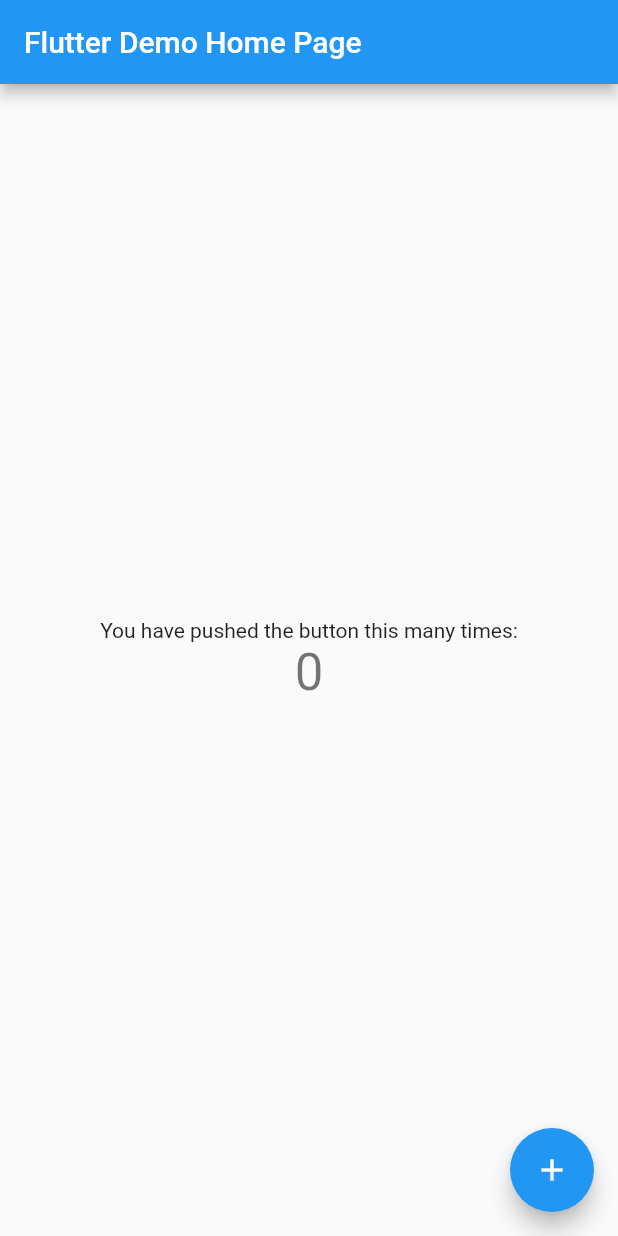
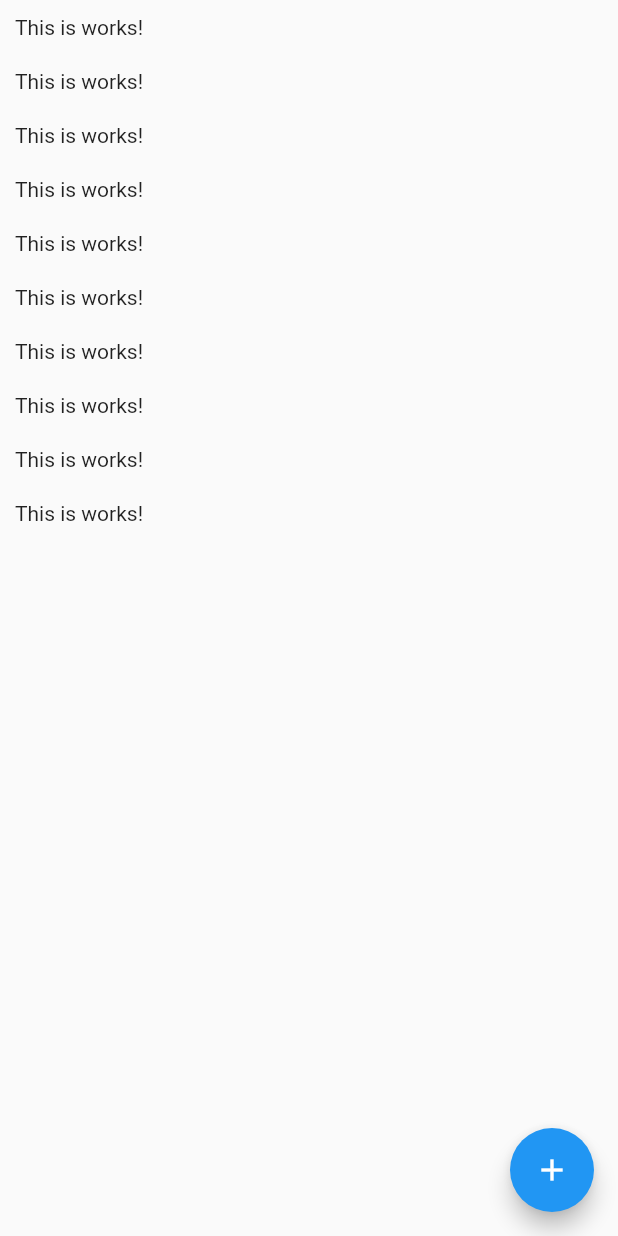
Before and after one commit to aleksoft1/chat_app, a Flutter app: the screen it shows after launch, on a phone screen of 412 x 824 dp. Run offline on Flutter 3.47's test engine with Material 2 defaults, Android fonts, the phone set to English and light mode, and no system bars; our stand-ins replace cloud_firestore; accounts and stored records are empty.

Commit message:
connect to firebase

```diff
--- a/lib/main.dart
+++ b/lib/main.dart
@@ -1,117 +1,21 @@
 import 'package:flutter/material.dart';
+
+import 'package:chat_app/screens/chat_screen.dart';
 
 void main() {
   runApp(MyApp());
 }
 
 class MyApp extends StatelessWidget {
-  // This widget is the root of your application.
   @override
   Widget build(BuildContext context) {
     return MaterialApp(
-      title: 'Flutter Demo',
+      title: 'FlutterChat',
       theme: ThemeData(
-        // This is the theme of your application.
-        //
-        // Try running your application with "flutter run". You'll see the
-        // application has a blue toolbar. Then, without quitting the app, try
-        // changing the primarySwatch below to Colors.green and then invoke
-        // "hot reload" (press "r" in the console where you ran "flutter run",
-        // or simply save your changes to "hot reload" in a Flutter IDE).
-        // Notice that the counter didn't reset back to zero; the application
-        // is not restarted.
         primarySwatch: Colors.blue,
-        // This makes the visual density adapt to the platform that you run
-        // the app on. For desktop platforms, the controls will be smaller and
-        // closer together (more dense) than on mobile platforms.
         visualDensity: VisualDensity.adaptivePlatformDensity,
       ),
-      home: MyHomePage(title: 'Flutter Demo Home Page'),
+      home: ChatScreen(),
     );
   }
 }
-
-class MyHomePage extends StatefulWidget {
-  MyHomePage({Key key, this.title}) : super(key: key);
-
-  // This widget is the home page of your application. It is stateful, meaning
-  // that it has a State object (defined below) that contains fields that affect
-  // how it looks.
-
-  // This class is the configuration for the state. It holds the values (in this
-  // case the title) provided by the parent (in this case the App widget) and
-  // used by the build method of the State. Fields in a Widget subclass are
-  // always marked "final".
-
-  final String title;
-
-  @override
-  _MyHomePageState createState() => _MyHomePageState();
-}
-
-class _MyHomePageState extends State<MyHomePage> {
-  int _counter = 0;
-
-  void _incrementCounter() {
-    setState(() {
-      // This call to setState tells the Flutter framework that something has
-      // changed in this State, which causes it to rerun the build method below
-      // so that the display can reflect the updated values. If we changed
-      // _counter without calling setState(), then the build method would not be
-      // called again, and so nothing would appear to happen.
-      _counter++;
-    });
-  }
-
-  @override
-  Widget build(BuildContext context) {
-    // This method is rerun every time setState is called, for instance as done
-    // by the _incrementCounter method above.
-    //
-    // The Flutter framework has been optimized to make rerunning build methods
-    // fast, so that you can just rebuild anything that needs updating rather
-    // than having to individually change instances of widgets.
-    return Scaffold(
-      appBar: AppBar(
-        // Here we take the value from the MyHomePage object that was created by
-        // the App.build method, and use it to set our appbar title.
-        title: Text(widget.title),
-      ),
-      body: Center(
-        // Center is a layout widget. It takes a single child and positions it
-        // in the middle of the parent.
-        child: Column(
-          // Column is also a layout widget. It takes a list of children and
-          // arranges them vertically. By default, it sizes itself to fit its
-          // children horizontally, and tries to be as tall as its parent.
-          //
-          // Invoke "debug painting" (press "p" in the console, choose the
-          // "Toggle Debug Paint" action from the Flutter Inspector in Android
-          // Studio, or the "Toggle Debug Paint" command in Visual Studio Code)
-          // to see the wireframe for each widget.
-          //
-          // Column has various properties to control how it sizes itself and
-          // how it positions its children. Here we use mainAxisAlignment to
-          // center the children vertically; the main axis here is the vertical
-          // axis because Columns are vertical (the cross axis would be
-          // horizontal).
-          mainAxisAlignment: MainAxisAlignment.center,
-          children: <Widget>[
-            Text(
-              'You have pushed the button this many times:',
-            ),
-            Text(
-              '$_counter',
-              style: Theme.of(context).textTheme.headline4,
-            ),
-          ],
-        ),
-      ),
-      floatingActionButton: FloatingActionButton(
-        onPressed: _incrementCounter,
-        tooltip: 'Increment',
-        child: Icon(Icons.add),
-      ), // This trailing comma makes auto-formatting nicer for build methods.
-    );
-  }
-}
--- /dev/null
+++ b/lib/screens/chat_screen.dart
@@ -0,0 +1,29 @@
+import 'package:flutter/material.dart';
+import 'package:cloud_firestore/cloud_firestore.dart';
+
+class ChatScreen extends StatelessWidget {
+  @override
+  Widget build(BuildContext context) {
+    return Scaffold(
+      body: ListView.builder(
+          itemCount: 10,
+          itemBuilder: (ctx, index) => Container(
+                padding: EdgeInsets.all(10),
+                child: Text('This is works!'),
+              )),
+      floatingActionButton: FloatingActionButton(
+        child: Icon(Icons.add),
+        onPressed: () {
+          Firestore.instance
+              .collection('chats/NoGYed7CBSC5p99ah3T6/messages')
+              .snapshots()
+              .listen((data) {
+            data.documents.forEach((document) {
+              print(document['text']);
+            });
+          });
+        },
+      ),
+    );
+  }
+}
--- a/pubspec.yaml
+++ b/pubspec.yaml
@@ -28,6 +28,7 @@ dependencies:
   # The following adds the Cupertino Icons font to your application.
   # Use with the CupertinoIcons class for iOS style icons.
   cupertino_icons: ^1.0.0
+  cloud_firestore: ^0.13.5
 
 dev_dependencies:
   flutter_test:
```
Also changed, not shown: lib/screens/auth_screen.dart (added), pubspec.lock, 3 other files.
